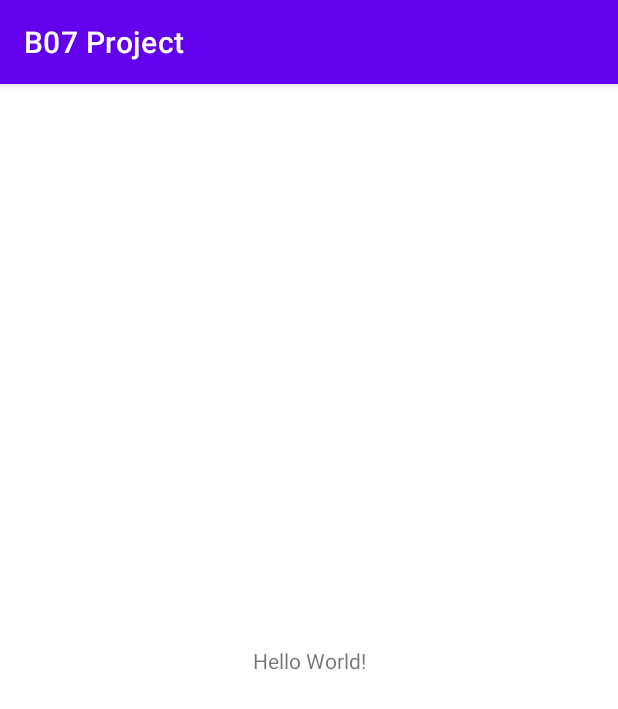
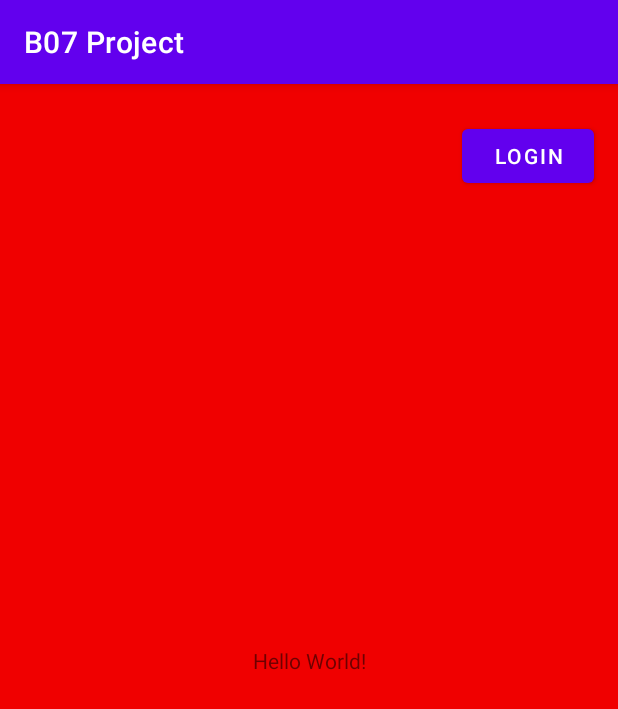
Before and after one commit to Ansel-Hong/B07-Android-Project, an Android app: the screen it shows after launch (MainActivity), on a phone screen of 412 x 824 dp. Shown: the top 709 px of the screen. Run offline under Robolectric (Android 15) with nearby library versions, the phone set to English and light mode, and no system bars.

Commit message:
Added Login button in activity_main.xml and changed bg color in MainActivity.java

```diff
--- a/app/src/main/java/com/example/b07project/MainActivity.java
+++ b/app/src/main/java/com/example/b07project/MainActivity.java
@@ -3,6 +3,7 @@ package com.example.b07project;
 import androidx.appcompat.app.AppCompatActivity;
 
 import android.os.Bundle;
+import android.view.View;
 
 public class MainActivity extends AppCompatActivity {
 
@@ -10,5 +11,11 @@ public class MainActivity extends AppCompatActivity {
     protected void onCreate(Bundle savedInstanceState) {
         super.onCreate(savedInstanceState);
         setContentView(R.layout.activity_main);
+        setActivityBackgroundColor(0xfff00000);
+    }
+
+    public void setActivityBackgroundColor(int color) {
+        View view = this.getWindow().getDecorView();
+        view.setBackgroundColor(color);
     }
 }
--- a/app/src/main/res/layout/activity_main.xml
+++ b/app/src/main/res/layout/activity_main.xml
@@ -15,4 +15,15 @@
         app:layout_constraintRight_toRightOf="parent"
         app:layout_constraintTop_toTopOf="parent" />
 
+    <Button
+        android:id="@+id/button"
+        android:layout_width="88dp"
+        android:layout_height="0dp"
+        android:layout_marginTop="24dp"
+        android:text="Login"
+        app:layout_constraintEnd_toEndOf="parent"
+        app:layout_constraintHorizontal_bias="0.95"
+        app:layout_constraintStart_toStartOf="parent"
+        app:layout_constraintTop_toTopOf="parent" />
+
 </androidx.constraintlayout.widget.ConstraintLayout>
```
